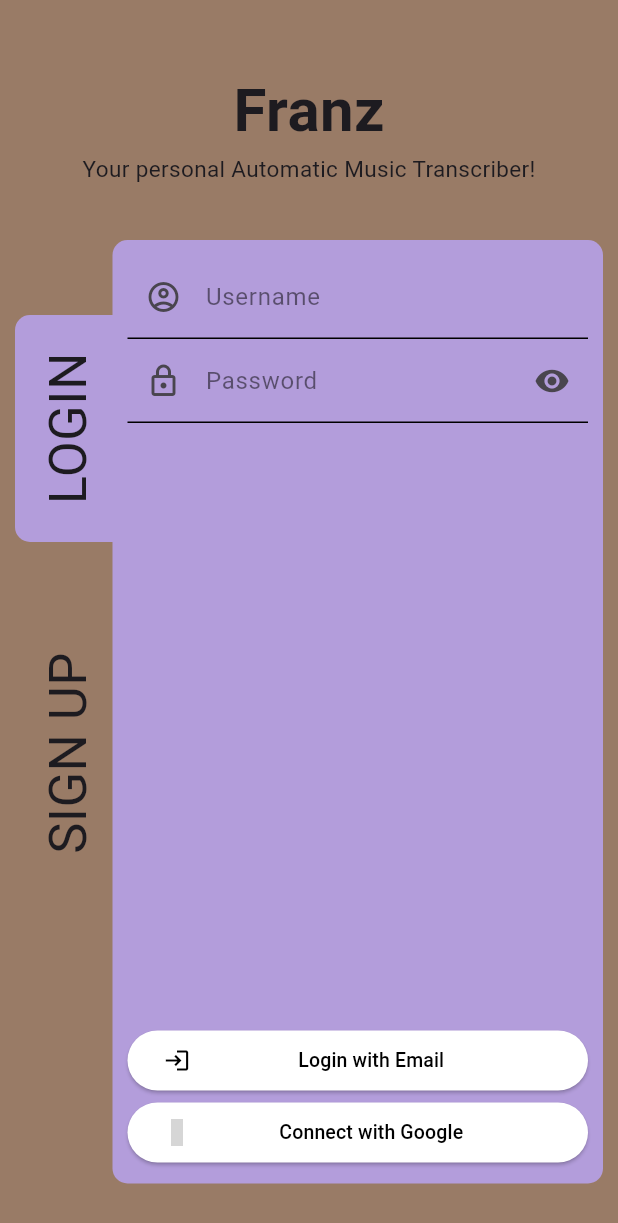
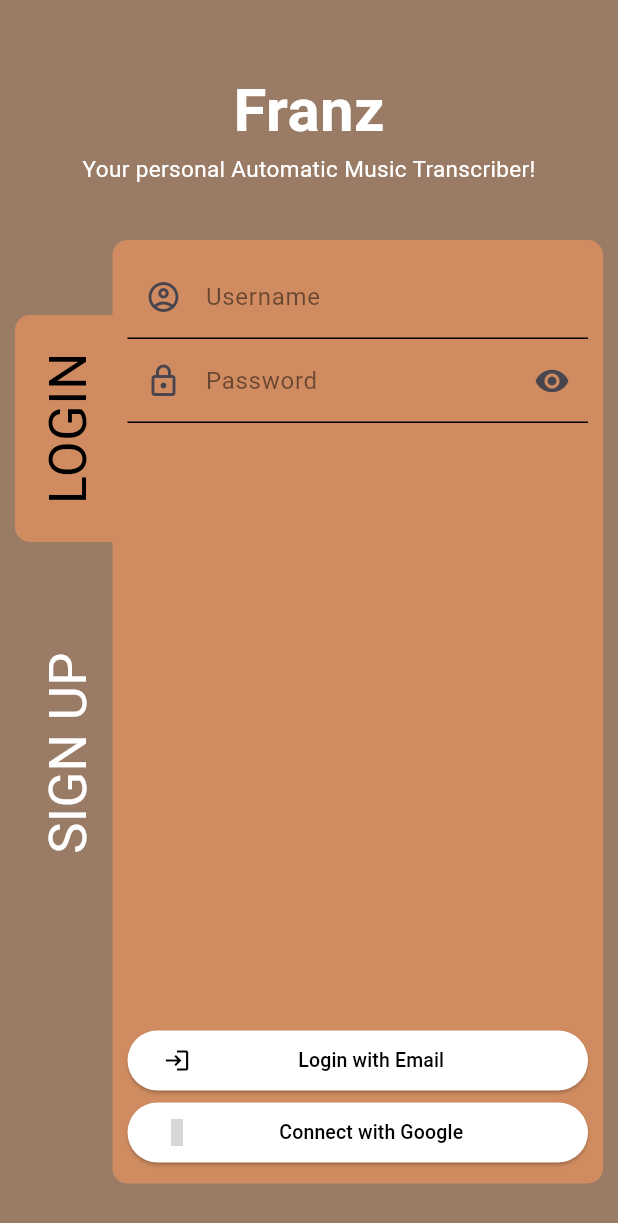
Before and after one commit to mahmoud-joumaa/Franz, a Flutter app: the screen it shows after launch, on a phone screen of 412 x 824 dp. Shown: the top 1223 px of the screen. Run offline on Flutter 3.47's test engine with Material 3 defaults, Android fonts, the phone set to English and light mode, and no system bars; our stand-ins replace flutter_spinkit, material_design_icons_flutter; grey boxes are pictures that could not be loaded.

Commit message:
Add color theme to the welcome page

```diff
--- a/lib/pages/welcome.dart
+++ b/lib/pages/welcome.dart
@@ -66,12 +66,14 @@ class _WelcomeState extends State<Welcome> {
                       // Image.asset("assets/Franz.jpg", height: 65.0, width: 65.0),
                       Text("Franz",
                         style: TextStyle(
+                          color: Colors.white,
                           fontSize: 40.0,
                           fontWeight: FontWeight.bold,
                         ),
                       ),
                       Text("Your personal Automatic Music Transcriber!",
                         style: TextStyle(
+                          color: Colors.white,
                           fontSize: 15.0,
                         ),
                       ),
@@ -98,9 +100,9 @@ class _WelcomeState extends State<Welcome> {
                 right: 0,
                 child: Container(
                   padding: const EdgeInsets.all(10.0),
-                  decoration: BoxDecoration(
-                    color: Colors.deepPurple[200],
-                    borderRadius: const BorderRadius.all(Radius.circular(10.0)),
+                  decoration: const BoxDecoration(
+                    color: Color(Palette.orange),
+                    borderRadius: BorderRadius.all(Radius.circular(10.0)),
                   ),
                   child: Column(
                     mainAxisAlignment: MainAxisAlignment.spaceBetween,
@@ -145,13 +147,14 @@ class _WelcomeState extends State<Welcome> {
         child: Container(
           padding: const EdgeInsets.symmetric(vertical: 10.0, horizontal: 25.0),
           decoration: BoxDecoration(
-            color: (isLogin! && title=="login") || (!isLogin! && title=="sign up") ? Colors.deepPurple[200] : Colors.transparent,
+            color: (isLogin! && title=="login") || (!isLogin! && title=="sign up") ? const Color(Palette.orange) : Colors.transparent,
             borderRadius: const BorderRadius.only(topLeft: Radius.circular(10.0), topRight: Radius.circular(10.0)),
           ),
           child: Text(
             title.toUpperCase(),
             textAlign: TextAlign.center,
-            style: const TextStyle(
+            style: TextStyle(
+              color: (isLogin! && title=="login") || (!isLogin! && title=="sign up") ? Colors.black : Colors.white,
               fontSize: 35.0,
             ),
           )
```
